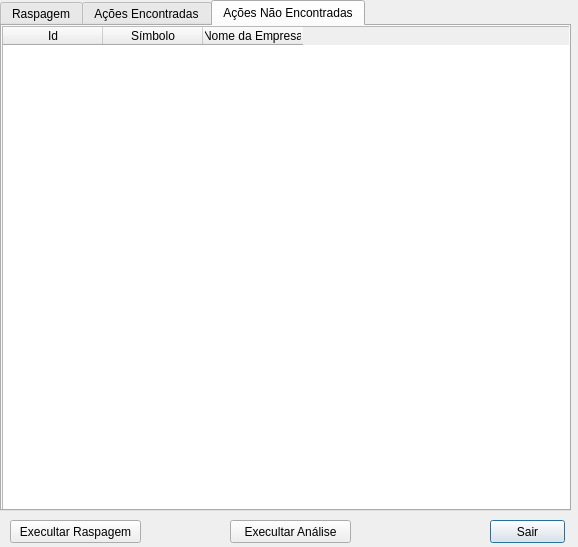
leobrunoms8/CapitalTrack, file Rotinas/FrontEnd/Interface/Window_Listas.ui: the form before one commit.
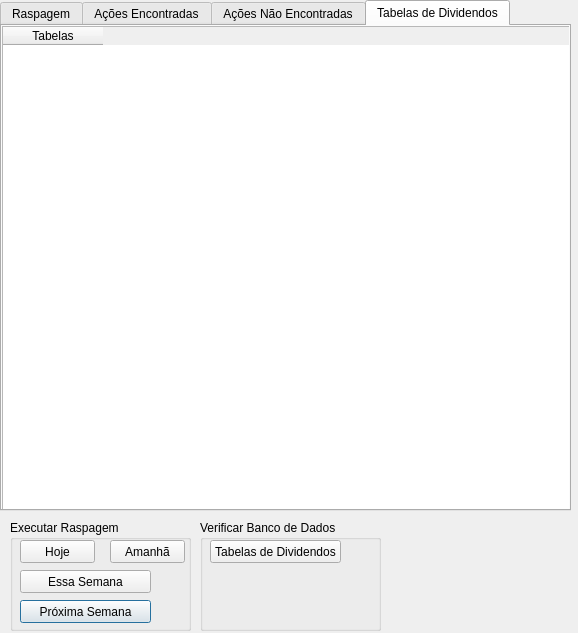
The form after the commit.

Commit message: Modularização de Window_Listas

```diff
--- a/Rotinas/FrontEnd/Interface/Window_Listas.ui
+++ b/Rotinas/FrontEnd/Interface/Window_Listas.ui
@@ -7,7 +7,7 @@
     <x>0</x>
     <y>0</y>
     <width>578</width>
-    <height>547</height>
+    <height>633</height>
    </rect>
   </property>
   <property name="windowTitle">
@@ -23,7 +23,7 @@
     </rect>
    </property>
    <property name="currentIndex">
-    <number>2</number>
+    <number>3</number>
    </property>
    <widget class="QWidget" name="tab">
     <attribute name="title">
@@ -150,45 +150,117 @@
      </column>
     </widget>
    </widget>
+   <widget class="QWidget" name="tab_4">
+    <attribute name="title">
+     <string>Tabelas de Dividendos</string>
+    </attribute>
+    <widget class="QTableWidget" name="tableWidget_4">
+     <property name="geometry">
+      <rect>
+       <x>0</x>
+       <y>0</y>
+       <width>571</width>
+       <height>501</height>
+      </rect>
+     </property>
+     <column>
+      <property name="text">
+       <string>Tabelas</string>
+      </property>
+     </column>
+    </widget>
+   </widget>
   </widget>
-  <widget class="QPushButton" name="pushButton">
-   <property name="geometry">
-    <rect>
-     <x>490</x>
-     <y>520</y>
-     <width>75</width>
-     <height>23</height>
-    </rect>
-   </property>
-   <property name="text">
-    <string>Sair</string>
-   </property>
-  </widget>
-  <widget class="QPushButton" name="pushButton_2">
+  <widget class="QGroupBox" name="groupBox">
    <property name="geometry">
     <rect>
      <x>10</x>
      <y>520</y>
-     <width>131</width>
-     <height>23</height>
+     <width>181</width>
+     <height>111</height>
     </rect>
    </property>
-   <property name="text">
-    <string>Execultar Raspagem</string>
+   <property name="title">
+    <string>Executar Raspagem</string>
    </property>
+   <widget class="QPushButton" name="pushButton_2">
+    <property name="geometry">
+     <rect>
+      <x>10</x>
+      <y>80</y>
+      <width>131</width>
+      <height>23</height>
+     </rect>
+    </property>
+    <property name="text">
+     <string>Próxima Semana</string>
+    </property>
+   </widget>
+   <widget class="QPushButton" name="pushButton">
+    <property name="geometry">
+     <rect>
+      <x>10</x>
+      <y>20</y>
+      <width>75</width>
+      <height>23</height>
+     </rect>
+    </property>
+    <property name="text">
+     <string>Hoje</string>
+    </property>
+   </widget>
+   <widget class="QPushButton" name="pushButton_4">
+    <property name="geometry">
+     <rect>
+      <x>100</x>
+      <y>20</y>
+      <width>75</width>
+      <height>23</height>
+     </rect>
+    </property>
+    <property name="text">
+     <string>Amanhã</string>
+    </property>
+   </widget>
+   <widget class="QPushButton" name="pushButton_3">
+    <property name="geometry">
+     <rect>
+      <x>10</x>
+      <y>50</y>
+      <width>131</width>
+      <height>23</height>
+     </rect>
+    </property>
+    <property name="text">
+     <string>Essa Semana</string>
+    </property>
+   </widget>
   </widget>
-  <widget class="QPushButton" name="pushButton_3">
+  <widget class="QGroupBox" name="groupBox_2">
    <property name="geometry">
     <rect>
-     <x>230</x>
+     <x>200</x>
      <y>520</y>
-     <width>121</width>
-     <height>23</height>
+     <width>181</width>
+     <height>111</height>
     </rect>
    </property>
-   <property name="text">
-    <string>Execultar Análise</string>
+   <property name="title">
+    <string>Verificar Banco de Dados</string>
    </property>
+   <widget class="QPushButton" name="pushButton_5">
+    <property name="geometry">
+     <rect>
+      <x>10</x>
+      <y>20</y>
+      <width>131</width>
+      <height>23</height>
+     </rect>
+    </property>
+    <property name="text">
+     <string>Tabelas de Dividendos</string>
+    </property>
+   </widget>
   </widget>
  </widget>
  <resources/>
```
Left out of the diff: 3 changed lines with no effect on the pictures. The commit also changes 17 other files.
